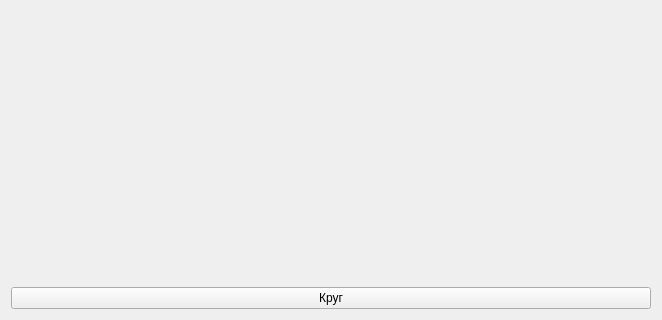
Above: UI.ui from PhotikLed/Miass-Bakulin before the change; both pictures show x 0 to 662 and y 514 to 834 of the 662 by 834 pixel window. Below: the same form after it.
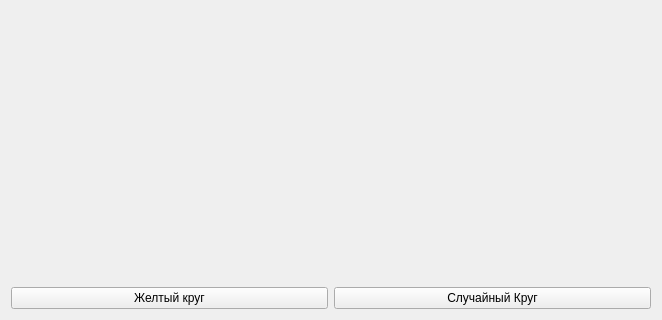
That is the form after the change.

Commit message: Решение задачи 3

Patch:
```diff
--- a/UI.ui
+++ b/UI.ui
@@ -28,11 +28,22 @@
     </spacer>
    </item>
    <item>
+    <layout class="QHBoxLayout" name="horizontalLayout">
+     <item>
+      <widget class="QPushButton" name="pushButton_2">
+       <property name="text">
+        <string>Желтый круг</string>
+       </property>
+      </widget>
+     </item>
+     <item>
     <widget class="QPushButton" name="pushButton">
      <property name="text">
-      <string>Круг</string>
-     </property>
-    </widget>
+        <string>Случайный Круг</string>
+       </property>
+      </widget>
+     </item>
+    </layout>
    </item>
   </layout>
  </widget>
```
Lines whose indentation alone changed are shown as unchanged. The commit also changes 2 other files.
